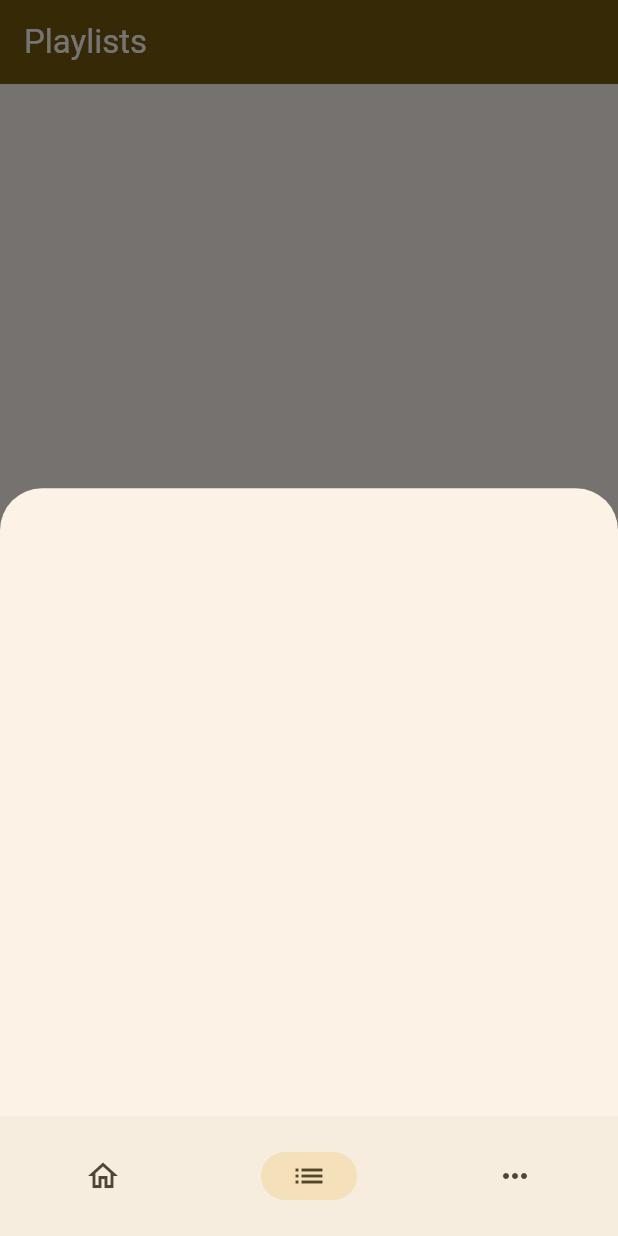
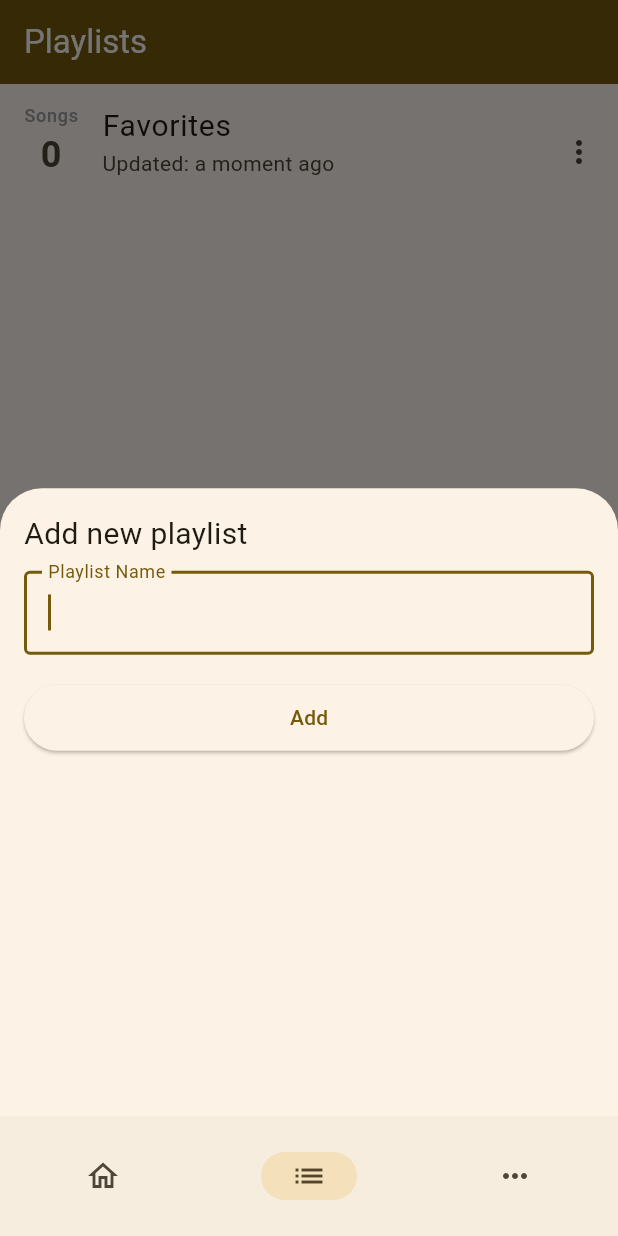
Before and after one commit to jmainzy/mvskoke_hymnal, a Flutter app: the PlaylistScreen screen opened by its route, after a tap on the "add" icon, on a phone screen of 412 x 824 dp. Run offline on Flutter 3.47's test engine with Material 3 defaults, Android fonts, the phone set to English and light mode, and no system bars; our stand-ins replace get_it, get_it_mixin, go_router, hive, hive_flutter, just_audio and 3 more; missing offline and left inert: flutter_chord, flutter_guitar_tabs, song_manager; accounts and stored records are empty.

Commit message:
Add playlist functionality

```diff
--- a/lib/screens/playlist_screen.dart
+++ b/lib/screens/playlist_screen.dart
@@ -3,6 +3,8 @@ import 'package:get_it_mixin/get_it_mixin.dart';
 import 'package:logger/logger.dart';
 import 'package:mvskoke_hymnal/managers/playlist_manager.dart';
 import 'package:mvskoke_hymnal/services/service_locator.dart';
+import 'package:mvskoke_hymnal/widgets/playlist/new_playlist_sheet.dart';
+import 'package:mvskoke_hymnal/widgets/playlist/playlist_list.dart';
 
 Logger log = Logger();
 
@@ -30,11 +32,12 @@ class _PlaylistScreenState extends State<PlaylistScreen> with GetItStateMixin {
       ),
       body: Stack(
         children: [
-          const SingleChildScrollView(
+          SingleChildScrollView(
             child: Column(
               crossAxisAlignment: CrossAxisAlignment.start,
               children: [
-                SizedBox(height: 20),
+                PlaylistsList(playlists: playlists),
+                const SizedBox(height: 20),
                 // const Text(
                 //   'Playlists shared with you',
                 //   style: TextStyle(
@@ -43,7 +46,7 @@ class _PlaylistScreenState extends State<PlaylistScreen> with GetItStateMixin {
                 //   ),
                 // ),
                 // PlaylistsList(playlists: shareAcceptedPlaylists),
-                SizedBox(height: 20),
+                // SizedBox(height: 20),
               ],
             ),
           ),
@@ -65,7 +68,7 @@ class _PlaylistScreenState extends State<PlaylistScreen> with GetItStateMixin {
     showModalBottomSheet(
       context: context,
       builder: (context) {
-        return Container();
+        return const NewPlaylistBottomsheet();
       },
     );
   }
--- /dev/null
+++ b/lib/widgets/playlist/new_playlist_sheet.dart
@@ -0,0 +1,96 @@
+import 'package:flutter/material.dart';
+import 'package:mvskoke_hymnal/managers/playlist_manager.dart';
+import 'package:mvskoke_hymnal/services/service_locator.dart';
+import 'package:mvskoke_hymnal/utilities/dimens.dart';
+
+class NewPlaylistBottomsheet extends StatefulWidget {
+  final void Function(String playlistId)? onPlaylistCreated;
+  const NewPlaylistBottomsheet({super.key, this.onPlaylistCreated});
+
+  @override
+  State<NewPlaylistBottomsheet> createState() => _NewPlaylistBottomsheetState();
+}
+
+class _NewPlaylistBottomsheetState extends State<NewPlaylistBottomsheet> {
+  final formKey = GlobalKey<FormState>();
+  String name = "";
+  final focusNode = FocusNode();
+
+  bool savingPlaylist = false;
+
+  @override
+  Widget build(BuildContext context) {
+    return Form(
+      key: formKey,
+      child: Padding(
+        padding: const EdgeInsets.all(Dimens.marginLarge),
+        child: Column(
+          crossAxisAlignment: CrossAxisAlignment.start,
+          children: [
+            const Text('Add new playlist', style: TextStyle(fontSize: 20)),
+            const SizedBox(height: 10),
+            TextFormField(
+              focusNode: focusNode,
+              decoration: const InputDecoration(
+                border: OutlineInputBorder(),
+                labelText: 'Playlist Name',
+              ),
+              validator: (value) {
+                if (value == null || value.trim().isEmpty) {
+                  return 'Playlist Name is required';
+                }
+                return null;
+              },
+              onChanged: (text) => name = text,
+            ),
+            const SizedBox(height: 20),
+            SizedBox(
+              height: 44,
+              width: double.infinity,
+              child: ElevatedButton(
+                onPressed: savingPlaylist
+                    ? null
+                    : () async {
+                        if (!(formKey.currentState?.validate() ?? false)) {
+                          return;
+                        }
+
+                        setState(() {
+                          savingPlaylist = true;
+                        });
+
+                        final playlistId = await sl<PlaylistManager>()
+                            .addNewPlaylist(name.trim());
+                        widget.onPlaylistCreated?.call(playlistId);
+
+                        if (!context.mounted) return;
+
+                        setState(() {
+                          savingPlaylist = false;
+                        });
+
+                        Navigator.of(context).pop();
+                      },
+                child: savingPlaylist
+                    ? const SizedBox(
+                        height: 24,
+                        width: 24,
+                        child: CircularProgressIndicator(),
+                      )
+                    : const Text('Add'),
+              ),
+            ),
+            const SizedBox(height: 24),
+            SizedBox(height: MediaQuery.of(context).viewInsets.bottom),
+          ],
+        ),
+      ),
+    );
+  }
+
+  @override
+  void initState() {
+    super.initState();
+    focusNode.requestFocus();
+  }
+}
--- /dev/null
+++ b/lib/widgets/playlist/playlist_list.dart
@@ -0,0 +1,79 @@
+import 'package:flutter/material.dart';
+import 'package:mvskoke_hymnal/models/playlist.dart';
+import 'package:mvskoke_hymnal/services/navigation_helper.dart';
+import 'package:mvskoke_hymnal/utilities/dimens.dart';
+import 'package:mvskoke_hymnal/utilities/utils.dart';
+import 'package:mvskoke_hymnal/widgets/playlist/playlist_options_sheet.dart';
+
+class PlaylistsList extends StatelessWidget {
+  final List<Playlist> playlists;
+  const PlaylistsList({super.key, required this.playlists});
+
+  @override
+  Widget build(BuildContext context) {
+    return ListView.builder(
+      shrinkWrap: true,
+      physics: const NeverScrollableScrollPhysics(),
+      itemCount: playlists.length,
+      itemBuilder: (context, index) {
+        final playlist = playlists[index];
+        return ListTile(
+          contentPadding: const EdgeInsets.symmetric(
+            vertical: Dimens.marginShort / 2,
+            horizontal: Dimens.marginLarge,
+          ),
+          title: Text(playlist.name, style: const TextStyle(fontSize: 20)),
+          leading: Column(
+            children: [
+              const Text(
+                'Songs',
+                style: TextStyle(fontSize: 12, color: Colors.grey),
+              ),
+              Text(
+                playlist.songs.length.toString(),
+                style: const TextStyle(
+                  fontSize: 24,
+                  fontWeight: FontWeight.bold,
+                ),
+              ),
+            ],
+          ),
+          subtitle: Text('Updated: ${Utils.humanize(playlist.modifiedAt)}'),
+          trailing: SizedBox(
+            height: 30,
+            width: 30,
+            child: IconButton(
+              onPressed: () => openPlaylistOptions(
+                context,
+                playlist,
+                fromPlaylistScreen: false,
+              ),
+              icon: const Icon(Icons.more_vert),
+            ),
+          ),
+          onTap: () {
+            NavigationHelper.router.go(
+              '${NavigationHelper.playlistPath}/${playlist.id}',
+            );
+          },
+        );
+      },
+    );
+  }
+
+  Future<void> openPlaylistOptions(
+    BuildContext context,
+    Playlist playlist, {
+    required bool fromPlaylistScreen,
+  }) async {
+    showModalBottomSheet(
+      context: context,
+      builder: (context) {
+        return PlaylistOptionsBottomSheet(
+          playlist: playlist,
+          fromPlaylistScreen: fromPlaylistScreen,
+        );
+      },
+    );
+  }
+}
--- a/pubspec.yaml
+++ b/pubspec.yaml
@@ -60,6 +60,8 @@ dependencies:
   # Use with the CupertinoIcons class for iOS style icons.
   cupertino_icons: ^1.0.2
   shared_preferences: ^2.2.2
+  uuid: ^4.5.1
+  collection: ^1.19.1
 
 dev_dependencies:
   flutter_test:
```
Also changed, not shown: lib/screens/playlist_details.dart (+41 -3 lines), lib/screens/song_screen.dart (+6 -2 lines), lib/widgets/playlist/add_to_playlist_sheet.dart (added, +148 -0 lines), lib/widgets/playlist/confirm_bottom_sheet.dart (added, +84 -0 lines), lib/widgets/playlist/playlist_options_sheet.dart (added, +196 -0 lines), pubspec.lock.
